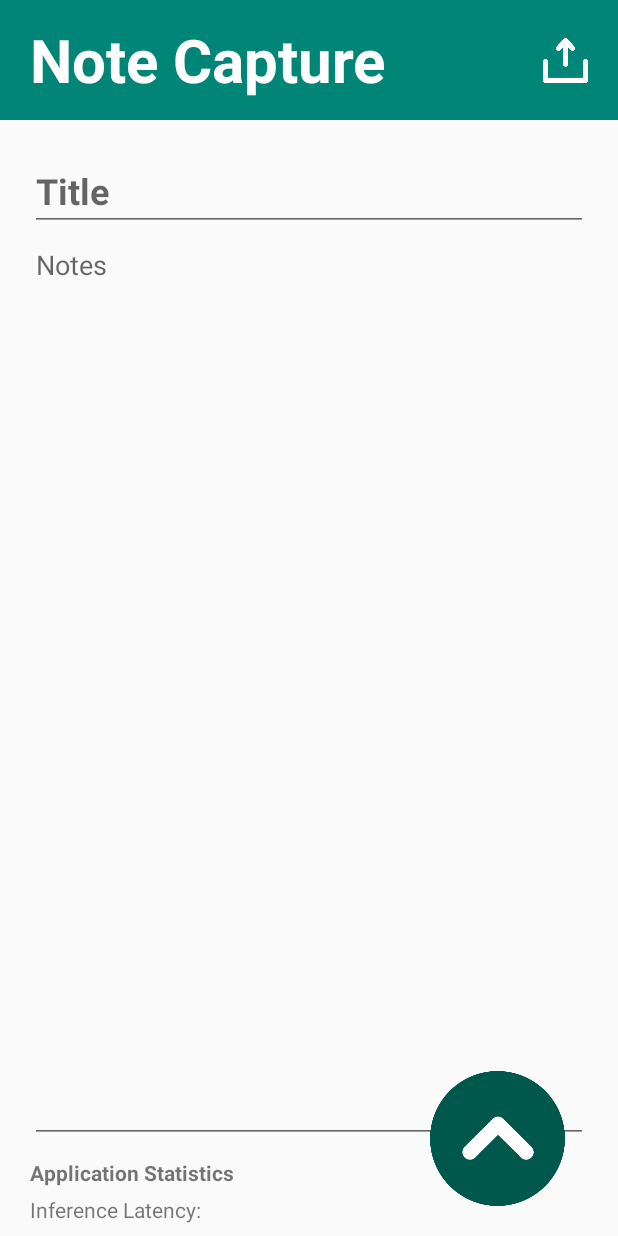
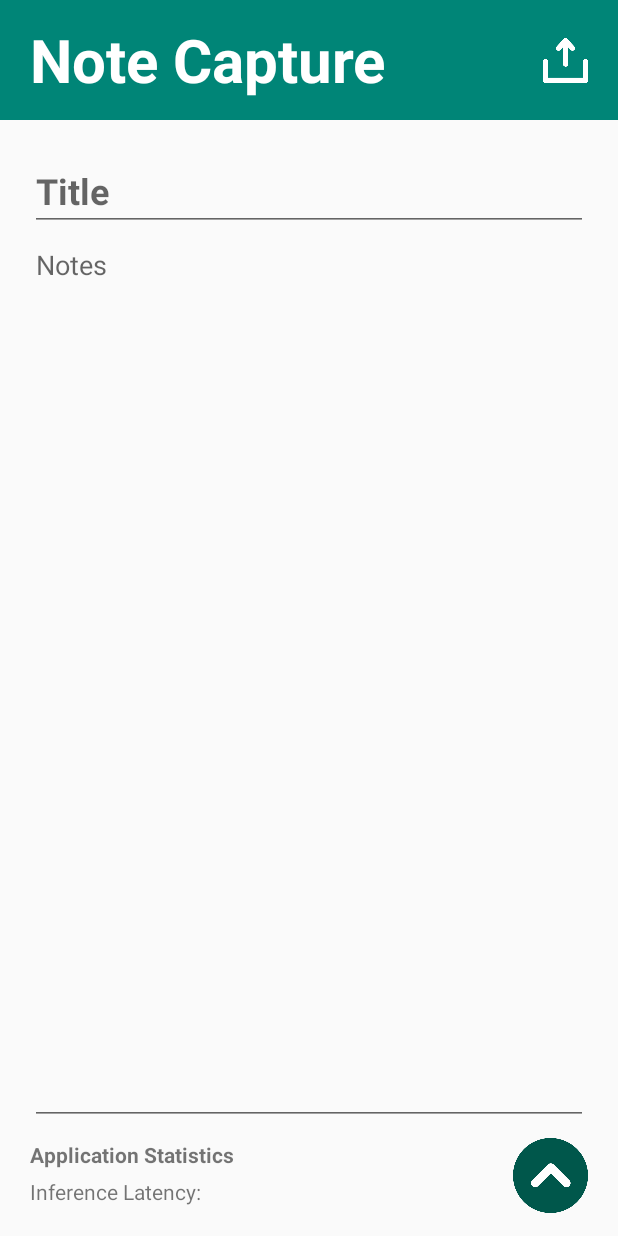
Before and after one commit to kqsavell/CS4518GroupProject, an Android app: the screen it shows after launch (MainActivity), on a phone screen of 412 x 824 dp. Run offline under Robolectric (Android 15) with nearby library versions, the phone set to English and light mode, and no system bars; libraries missing offline, so code that uses them is left out: com.google.firebase.ml; 2 statements that could not run were skipped.

Commit message:
edited size

```diff
--- a/app/src/main/res/layout/bottomsheet.xml
+++ b/app/src/main/res/layout/bottomsheet.xml
@@ -4,17 +4,17 @@
     xmlns:tools="http://schemas.android.com/tools"
     android:id="@+id/bottomsheet"
     android:layout_width="match_parent"
-    android:layout_height="420dp"
+    android:layout_height="370dp"
     android:orientation="vertical"
     app:behavior_hideable="false"
-    app:behavior_peekHeight="110dp"
+    app:behavior_peekHeight="65dp"
     app:layout_behavior="android.support.design.widget.BottomSheetBehavior">
 
     <ImageView
         android:id="@+id/imageView2"
         android:layout_width="0dp"
         android:layout_height="0dp"
-        android:layout_marginTop="30dp"
+        android:layout_marginTop="15dp"
         android:background="@color/colorAccent"
         app:layout_constraintBottom_toBottomOf="parent"
         app:layout_constraintEnd_toEndOf="parent"
@@ -25,9 +25,9 @@
 
     <ImageButton
         android:id="@+id/imageButton3"
-        android:layout_width="90dp"
-        android:layout_height="90dp"
-        android:layout_marginEnd="35dp"
+        android:layout_width="50dp"
+        android:layout_height="50dp"
+        android:layout_marginEnd="20dp"
         android:background="@mipmap/upicon"
         app:layout_constraintEnd_toEndOf="parent"
         app:layout_constraintTop_toTopOf="parent" />
--- a/app/src/main/res/layout/fragment_body.xml
+++ b/app/src/main/res/layout/fragment_body.xml
@@ -57,7 +57,7 @@
         android:layout_width="wrap_content"
         android:layout_height="wrap_content"
         android:layout_marginStart="20dp"
-        android:layout_marginBottom="8dp"
+        android:layout_marginBottom="20dp"
         android:text="Inference Latency: "
         app:layout_constraintBottom_toBottomOf="parent"
         app:layout_constraintStart_toStartOf="parent" />
```
